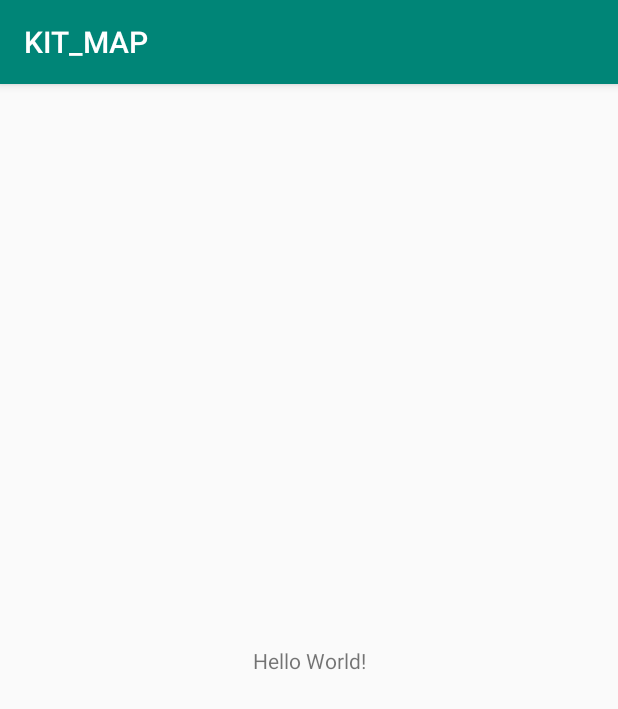
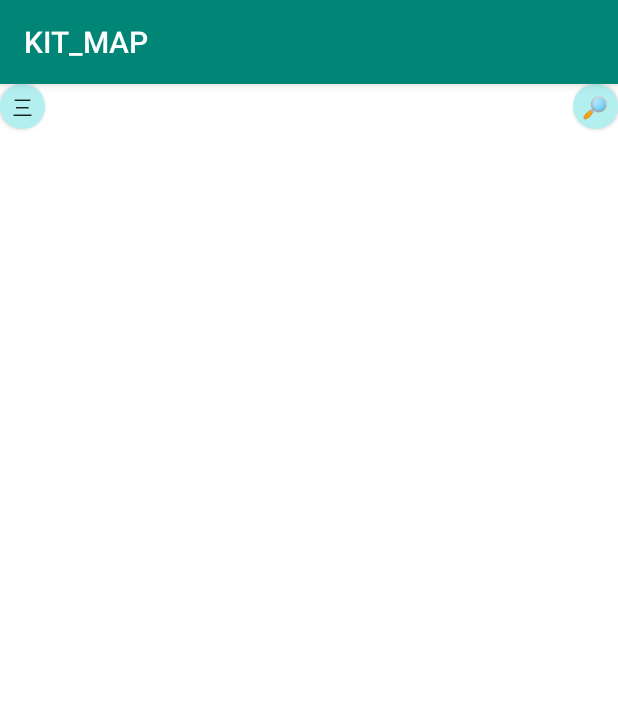
Before and after one commit to pikohan-suzuki/GohanApp, an Android app: the screen it shows after launch (MainActivity), on a phone screen of 412 x 824 dp. Shown: the top 709 px of the screen. Run offline under Robolectric (Android 15) with nearby library versions, the phone set to English and light mode, and no system bars.

Commit message:
検索ボタンを作成

```diff
--- a/KIT_MAP/app/build.gradle
+++ b/KIT_MAP/app/build.gradle
@@ -16,6 +16,9 @@ android {
             proguardFiles getDefaultProguardFile('proguard-android.txt'), 'proguard-rules.pro'
         }
     }
+    dataBinding {
+        enabled=true
+    }
 }
 
 dependencies {
--- a/KIT_MAP/app/src/main/java/com/example/a81809/kit_map/MainActivity.java
+++ b/KIT_MAP/app/src/main/java/com/example/a81809/kit_map/MainActivity.java
@@ -1,13 +1,40 @@
 package com.example.a81809.kit_map;
 
+import android.app.ActivityOptions;
+import android.support.v4.app.ActivityOptionsCompat;
+import android.support.v4.widget.DrawerLayout;
+import android.support.v7.app.ActionBarDrawerToggle;
 import android.support.v7.app.AppCompatActivity;
+import android.databinding.DataBindingUtil;
+
+
 import android.os.Bundle;
+import android.util.Log;
+import android.view.View;
+import android.widget.Button;
 
 public class MainActivity extends AppCompatActivity {
+    private ActionBarDrawerToggle mDrawerToggle;
+    private DrawerLayout mDrawer;
 
     @Override
     protected void onCreate(Bundle savedInstanceState) {
         super.onCreate(savedInstanceState);
         setContentView(R.layout.activity_main);
+
+//        hideSystemUI();
+
     }
+
+//    private void hideSystemUI() {
+//        View decorView = getWindow().getDecorView();
+//        decorView.setSystemUiVisibility(
+//                View.SYSTEM_UI_FLAG_IMMERSIVE_STICKY
+//                        | View.SYSTEM_UI_FLAG_FULLSCREEN
+//                        | View.SYSTEM_UI_FLAG_HIDE_NAVIGATION
+//                        | View.SYSTEM_UI_FLAG_LAYOUT_STABLE
+//                        | View.SYSTEM_UI_FLAG_LAYOUT_HIDE_NAVIGATION
+//                        | View.SYSTEM_UI_FLAG_LAYOUT_FULLSCREEN
+//        );
+//    }
 }
--- /dev/null
+++ b/KIT_MAP/app/src/main/java/com/example/a81809/kit_map/SearchActivity.java
@@ -0,0 +1,14 @@
+package com.example.a81809.kit_map;
+
+import android.os.Bundle;
+import android.support.v7.app.AppCompatActivity;
+
+public class SearchActivity extends AppCompatActivity {
+    @Override
+    protected void onCreate(Bundle savedInstanceState) {
+        super.onCreate(savedInstanceState);
+        setContentView(R.layout.activity_main);
+
+
+    }
+}
--- /dev/null
+++ b/KIT_MAP/app/src/main/res/drawable/round_button.xml
@@ -0,0 +1,9 @@
+<?xml version="1.0" encoding="utf-8"?>
+<shape xmlns:android="http://schemas.android.com/apk/res/android"
+    android:shape="oval">
+    <size
+        android:width="30sp"
+        android:height="30sp" />
+    <solid
+        android:color="#b4efef"/>
+</shape>
--- a/KIT_MAP/app/src/main/res/layout/activity_main.xml
+++ b/KIT_MAP/app/src/main/res/layout/activity_main.xml
@@ -1,18 +1,58 @@
 <?xml version="1.0" encoding="utf-8"?>
-<android.support.constraint.ConstraintLayout xmlns:android="http://schemas.android.com/apk/res/android"
+<android.support.v4.widget.DrawerLayout xmlns:android="http://schemas.android.com/apk/res/android"
     xmlns:app="http://schemas.android.com/apk/res-auto"
+    android:id="@+id/drawer_layout"
     xmlns:tools="http://schemas.android.com/tools"
     android:layout_width="match_parent"
     android:layout_height="match_parent"
+    android:orientation="vertical"
     tools:context=".MainActivity">
 
-    <TextView
-        android:layout_width="wrap_content"
+    <!-- The main content view -->
+    <LinearLayout
+        android:id="@+id/left_draw"
+        android:layout_width="match_parent"
+        android:layout_height="match_parent"
+        android:orientation="horizontal"
+        android:background="#FFF">
+
+        <Button
+            android:layout_width="30sp"
+            android:layout_height="30sp"
+            android:background="@drawable/round_button"
+            android:text="三"
+            />
+    </LinearLayout>
+
+
+    <LinearLayout
+        android:layout_width="match_parent"
         android:layout_height="wrap_content"
-        android:text="Hello World!"
-        app:layout_constraintBottom_toBottomOf="parent"
-        app:layout_constraintLeft_toLeftOf="parent"
-        app:layout_constraintRight_toRightOf="parent"
-        app:layout_constraintTop_toTopOf="parent" />
+        android:gravity="right"
+        android:orientation="horizontal">
 
-</android.support.constraint.ConstraintLayout>
+        <Button
+            android:id="@+id/search_button"
+            android:layout_width="30sp"
+            android:layout_height="30sp"
+            android:background="@drawable/round_button"
+            android:text="🔎"
+            android:transitionName="search"/>
+    </LinearLayout>
+
+    <!-- The navigation drawer -->
+
+    <LinearLayout
+        android:id="@+id/left_drawer"
+        android:layout_width="240dp"
+        android:layout_height="match_parent"
+        android:layout_gravity="left"
+        android:background="#333" >
+
+        <Button
+            android:id="@+id/drawer_button"
+            android:layout_width="match_parent"
+            android:layout_height="48dp"
+            android:text="@string/drawer_button" />
+    </LinearLayout>
+</android.support.v4.widget.DrawerLayout>
--- /dev/null
+++ b/KIT_MAP/app/src/main/res/layout/activity_search.xml
@@ -0,0 +1,17 @@
+<?xml version="1.0" encoding="utf-8"?>
+<LinearLayout
+    xmlns:android="http://schemas.android.com/apk/res/android"
+    android:layout_width="match_parent"
+    android:layout_height="match_parent"
+    android:orientation="horizontal"
+    android:gravity="left">
+
+    <Button
+        android:id="@+id/search_button"
+        android:layout_width="60sp"
+        android:layout_height="60sp"
+        android:background="@drawable/round_button"
+        android:text="🔎"
+        android:transitionName="search"/>
+
+</LinearLayout>
--- a/KIT_MAP/app/src/main/res/values/strings.xml
+++ b/KIT_MAP/app/src/main/res/values/strings.xml
@@ -1,3 +1,5 @@
 <resources>
     <string name="app_name">KIT_MAP</string>
+    <string name="drawer_button">drawer button</string>
+
 </resources>
--- a/KIT_MAP/app/src/main/res/values/styles.xml
+++ b/KIT_MAP/app/src/main/res/values/styles.xml
@@ -6,6 +6,7 @@
         <item name="colorPrimary">@color/colorPrimary</item>
         <item name="colorPrimaryDark">@color/colorPrimaryDark</item>
         <item name="colorAccent">@color/colorAccent</item>
+        <item name="android:windowContentTransitions">true</item>
     </style>
 
 </resources>
```
